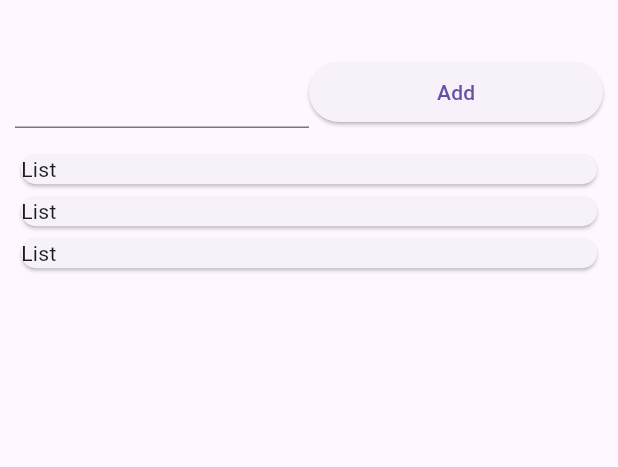
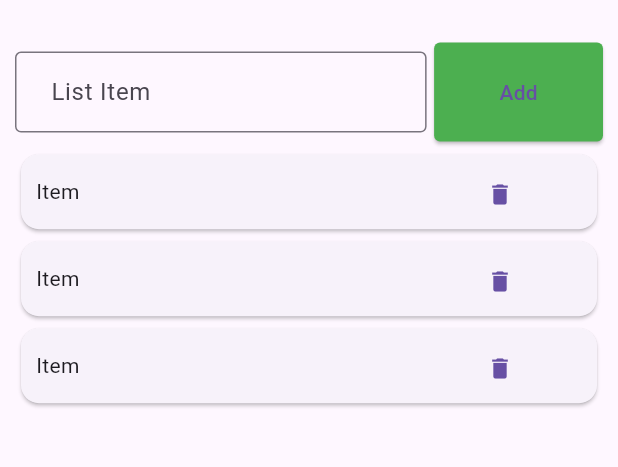
Before and after one commit to RajibHasan-MTE/1st_android_app_develop, a Flutter app: the screen it shows after launch, on a phone screen of 412 x 824 dp, the part 63-530 px from its top. Run offline on Flutter 3.47's test engine with Material 3 defaults, Android fonts, the phone set to English and light mode, and no system bars.

Commit message:
successfully program run

```diff
--- /dev/null
+++ b/lib/Style.dart
@@ -0,0 +1,43 @@
+import 'package:flutter/material.dart';
+
+
+
+
+InputDecoration AppInputDecoration(label){
+
+  return InputDecoration(
+    contentPadding: EdgeInsets.fromLTRB(20.0, 15.0, 20.0, 15.0),
+    border: OutlineInputBorder(),
+    labelText: label,
+
+
+  );
+}
+
+
+ButtonStyle AppButtonStyle(){
+
+  return ElevatedButton.styleFrom(
+    padding: EdgeInsets.all(23),
+    backgroundColor: Colors.green,
+    shape: RoundedRectangleBorder(
+      borderRadius: BorderRadius.all(Radius.circular(4))
+    ),
+  );
+}
+
+SizedBox SizeBox50(child){
+
+  return SizedBox(
+    height: 50,
+    width: double.infinity,
+    child: Container(
+      alignment: Alignment.center,
+      padding: EdgeInsets.all(10),
+      child: child,
+    )
+  );
+
+
+
+}
--- a/lib/ToDoPage.dart
+++ b/lib/ToDoPage.dart
@@ -1,3 +1,4 @@
+import 'package:app1/Style.dart';
 import 'package:flutter/cupertino.dart';
 import 'package:flutter/material.dart';
 
@@ -27,8 +28,8 @@ class ToDoPageView extends State<ToDoPage>{
               flex: 10,
               child: Row(
                 children: [
-                  Expanded(child: TextFormField()),
-                  Expanded(child: ElevatedButton(onPressed: (){}, child: Text('Add'))),
+                  Expanded(flex: 70,child: TextFormField(decoration: AppInputDecoration("List Item"))),
+                  Expanded(flex: 30, child: Padding(padding: EdgeInsets.only(left: 5), child: ElevatedButton(onPressed: (){}, child: Text('Add'), style: AppButtonStyle()),)),
                 ],
               )
             ),
@@ -38,7 +39,14 @@ class ToDoPageView extends State<ToDoPage>{
                     itemCount: ToDoList.length,
                     itemBuilder: (context, index) {
                       return Card(
-                        child: Text("List"),
+                        child: SizeBox50(
+                          Row(
+                            children: [
+                              Expanded(flex: 70,child: Text("Item")),
+                              Expanded(flex: 30, child: TextButton(onPressed: (){}, child: Icon(Icons.delete))),
+                            ],
+                          )
+                        ),
                       );
                     }
               ),
```
